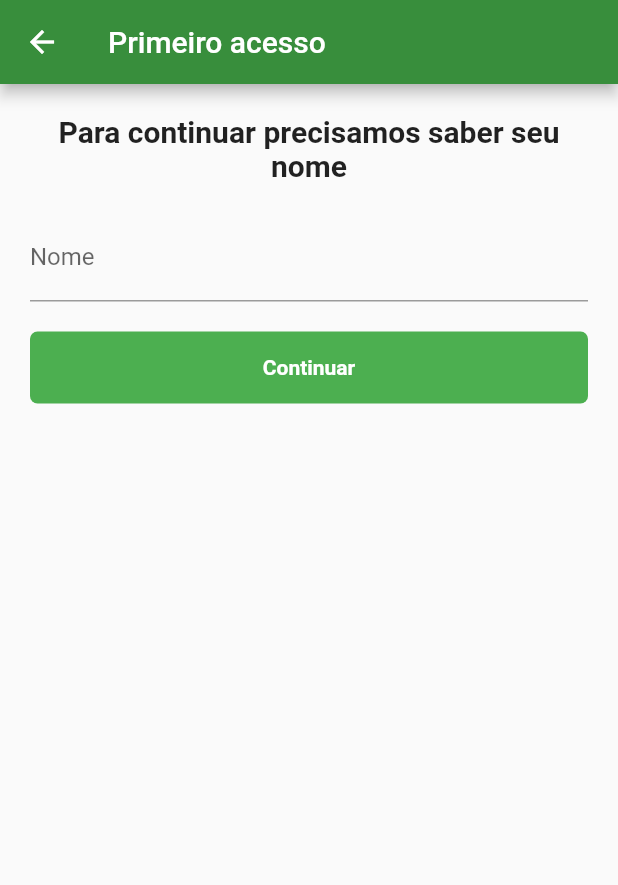
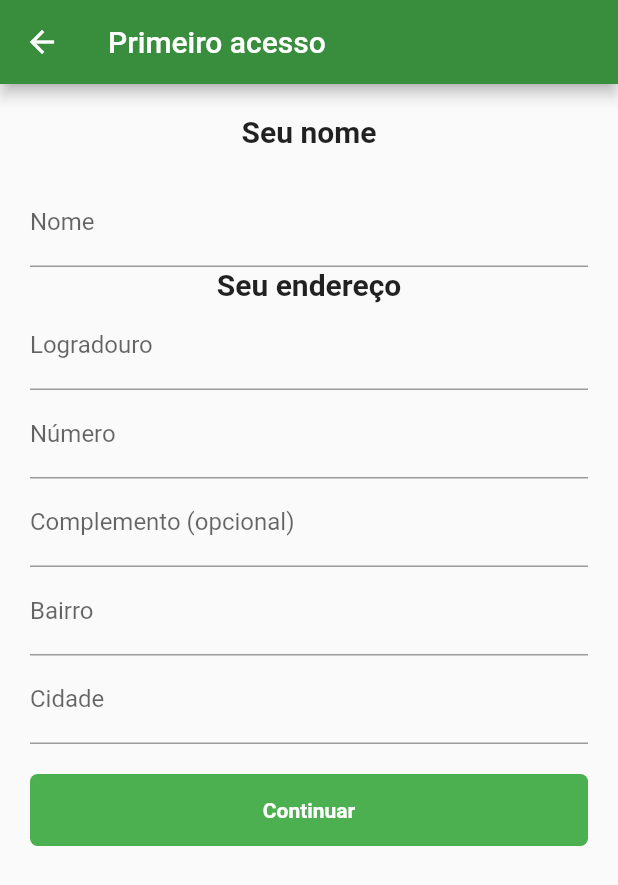
Before and after one commit to rafaelbraf/pedegas, a Flutter app: the PrimeiroAcesso screen opened by its route, on a phone screen of 412 x 824 dp. Shown: the top 885 px of the screen. Run offline on Flutter 3.47's test engine with Material 2 defaults, Android fonts, the light colour scheme and no system bars; our stand-ins replace cloud_firestore, firebase_auth, firebase_messaging, flutter_masked_text; missing offline and left inert: connection_status_bar; accounts and stored records are empty.

Commit message:
endereco na tela de primeiro acesso

```diff
--- a/lib/pages/primeiro_acesso.dart
+++ b/lib/pages/primeiro_acesso.dart
@@ -1,3 +1,5 @@
+import 'dart:developer';
+
 import 'package:appdogas/model/usuario.dart';
 import 'package:appdogas/util/usuario_firebase.dart';
 import 'package:cloud_firestore/cloud_firestore.dart';
@@ -12,12 +14,34 @@ class PrimeiroAcesso extends StatefulWidget {
 class _PrimeiroAcessoState extends State<PrimeiroAcesso> {
 
   TextEditingController _controllerNome = TextEditingController();
+  TextEditingController _controllerLogradouro = TextEditingController();
+  TextEditingController _controllerNumero = TextEditingController();
+  TextEditingController _controllerComplemento = TextEditingController();
+  TextEditingController _controllerBairro = TextEditingController();
+  TextEditingController _controllerCidade = TextEditingController();
+
+  String endereco = "";
 
   FirebaseAuth auth = FirebaseAuth.instance;
 
   _validarCampos() async {
 
     String nome = _controllerNome.text;
+    String logradouro = _controllerLogradouro.text;
+    String numero = _controllerNumero.text;
+    String complemento = _controllerComplemento.text;
+    String bairro = _controllerBairro.text;
+    String cidade = _controllerCidade.text;
+
+    if(complemento.isEmpty) {
+      complemento = "";
+    }
+
+    String endereco = "";
+
+    if(logradouro.isNotEmpty && numero.isNotEmpty && bairro.isNotEmpty && cidade.isNotEmpty) {
+      endereco = "$logradouro, $numero $complemento - $bairro";
+    }
 
     if(nome.isNotEmpty) {
 
@@ -26,6 +50,7 @@ class _PrimeiroAcessoState extends State<PrimeiroAcesso> {
       Usuario usuario = Usuario();
       usuario.nome = nome;
       usuario.telefone = firebaseUser.phoneNumber;
+      usuario.endereco = endereco;
 
       _cadastro(firebaseUser, usuario);
 
@@ -49,10 +74,11 @@ class _PrimeiroAcessoState extends State<PrimeiroAcesso> {
       ),
       body: Container(
         padding: EdgeInsets.all(20),
+        child: SingleChildScrollView(
           child: Column(
             children: <Widget>[
               Text(
-              "Para continuar precisamos saber seu nome",
+                "Seu nome",
                 style: TextStyle(fontWeight: FontWeight.bold, fontSize: 20),
                 textAlign: TextAlign.center,
               ),
@@ -63,7 +89,69 @@ class _PrimeiroAcessoState extends State<PrimeiroAcesso> {
                 textCapitalization: TextCapitalization.words,
                 decoration: InputDecoration(
                   labelText: "Nome",
-                labelStyle: TextStyle(fontWeight: FontWeight.normal)
+                  labelStyle: TextStyle(fontWeight: FontWeight.normal),
+                  hintText: "Informe seu nome",
+                  hintStyle: TextStyle(fontWeight: FontWeight.normal),
+                ),
+              ),
+              Text(
+                "Seu endereço",
+                style: TextStyle(fontWeight: FontWeight.bold, fontSize: 20),
+                textAlign: TextAlign.center,
+              ),
+              TextField(
+                controller: _controllerLogradouro,
+                style: TextStyle(fontWeight: FontWeight.bold),
+                textCapitalization: TextCapitalization.words,
+                decoration: InputDecoration(
+                  labelText: "Logradouro",
+                  labelStyle: TextStyle(fontWeight: FontWeight.normal),
+                  hintText: "Informe o logradouro",
+                  hintStyle: TextStyle(fontWeight: FontWeight.normal),
+                ),
+              ),
+              TextField(
+                controller: _controllerNumero,
+                style: TextStyle(fontWeight: FontWeight.bold),
+                textCapitalization: TextCapitalization.words,
+                decoration: InputDecoration(
+                  labelText: "Número",
+                  labelStyle: TextStyle(fontWeight: FontWeight.normal),
+                  hintText: "Informe o número",
+                  hintStyle: TextStyle(fontWeight: FontWeight.normal),
+                ),
+              ),
+              TextField(
+                controller: _controllerComplemento,
+                style: TextStyle(fontWeight: FontWeight.bold),
+                textCapitalization: TextCapitalization.words,
+                decoration: InputDecoration(
+                  labelText: "Complemento (opcional)",
+                  labelStyle: TextStyle(fontWeight: FontWeight.normal),
+                  hintText: "Informe o complemento",
+                  hintStyle: TextStyle(fontWeight: FontWeight.normal),
+                ),
+              ),
+              TextField(
+                controller: _controllerBairro,
+                style: TextStyle(fontWeight: FontWeight.bold),
+                textCapitalization: TextCapitalization.words,
+                decoration: InputDecoration(
+                  labelText: "Bairro",
+                  labelStyle: TextStyle(fontWeight: FontWeight.normal),
+                  hintText: "Informe o bairro",
+                  hintStyle: TextStyle(fontWeight: FontWeight.normal),
+                ),
+              ),
+              TextField(
+                controller: _controllerCidade,
+                style: TextStyle(fontWeight: FontWeight.bold),
+                textCapitalization: TextCapitalization.words,
+                decoration: InputDecoration(
+                  labelText: "Cidade",
+                  labelStyle: TextStyle(fontWeight: FontWeight.normal),
+                  hintText: "Informe a cidade",
+                  hintStyle: TextStyle(fontWeight: FontWeight.normal),
                 ),
               ),
               SizedBox(height: 20,),
@@ -82,6 +170,7 @@ class _PrimeiroAcessoState extends State<PrimeiroAcesso> {
               )
             ],
           ),
+        )
       ),
     );
   }
--- a/lib/pages/tela_pedido.dart
+++ b/lib/pages/tela_pedido.dart
@@ -30,6 +30,7 @@ class _TelaPedidoState extends State<TelaPedido> {
   String endereco = "Informar endereço para entrega";
   String nome;
   String _mensagemErro = "";
+  String enderecoUsuario;
 
   StreamSubscription<DocumentSnapshot> _streamSubscriptionRequisicoes;
   final _controller = StreamController<QuerySnapshot>.broadcast();
@@ -116,15 +117,16 @@ class _TelaPedidoState extends State<TelaPedido> {
   _recuperarDados() async {
     Usuario usuario = await UsuarioFirebase.getDadosUsuarioLogado();
 
-    if(usuario.nome == null && usuario.telefone == null) {
+    if(usuario.nome == null && usuario.endereco == null) {
       setState(() {
        nome = "Carregando nome...";
-       telefone = "Carregando telefone...";
+       enderecoUsuario = "Carregando endereço...";
       });
     } else {
       setState(() {
         nome = usuario.nome;
         telefone = usuario.telefone;
+        enderecoUsuario = usuario.endereco;
       });
     }
 
@@ -568,7 +570,7 @@ class _TelaPedidoState extends State<TelaPedido> {
               color: Color(0xff388E3C),
                 child: ListTile(
                 title: Text("$nome", style: TextStyle(fontWeight: FontWeight.bold, color: Colors.white),),
-                subtitle: Text("$telefone", style: TextStyle(color: Colors.white),),
+                subtitle: Text("$enderecoUsuario", style: TextStyle(color: Colors.white),),
                 trailing: IconButton(icon: Icon(Icons.edit, color: Colors.white), onPressed: _editarUsuario,),
                 onTap: _editarUsuario,
               ),
```
Lines whose indentation alone changed are shown as unchanged.
